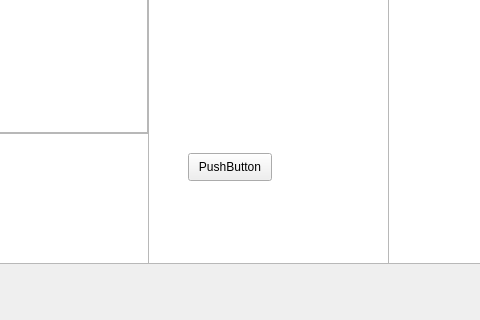
This is Student/mainwindow.ui in eerotarri/Korttipeli as Qt 5 draws it before an edit; both pictures show x 402 to 882 and y 317 to 637 of the 1037 by 637 pixel window. The edited form follows.
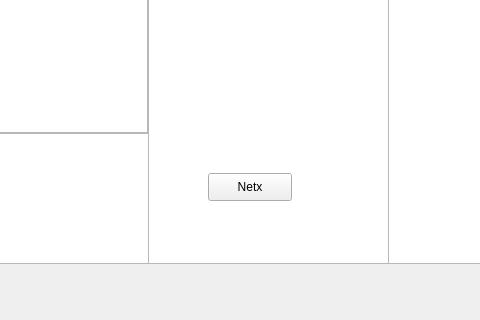
This is the edited form.

Commit message: Napit ei vittuile

```diff
--- a/Student/mainwindow.ui
+++ b/Student/mainwindow.ui
@@ -166,14 +166,14 @@
    <widget class="QPushButton" name="nextButton">
     <property name="geometry">
      <rect>
-      <x>590</x>
-      <y>470</y>
+      <x>610</x>
+      <y>490</y>
       <width>84</width>
       <height>28</height>
      </rect>
     </property>
     <property name="text">
-     <string>PushButton</string>
+     <string>Netx</string>
     </property>
    </widget>
   </widget>
```
The commit also changes 2 other files.
